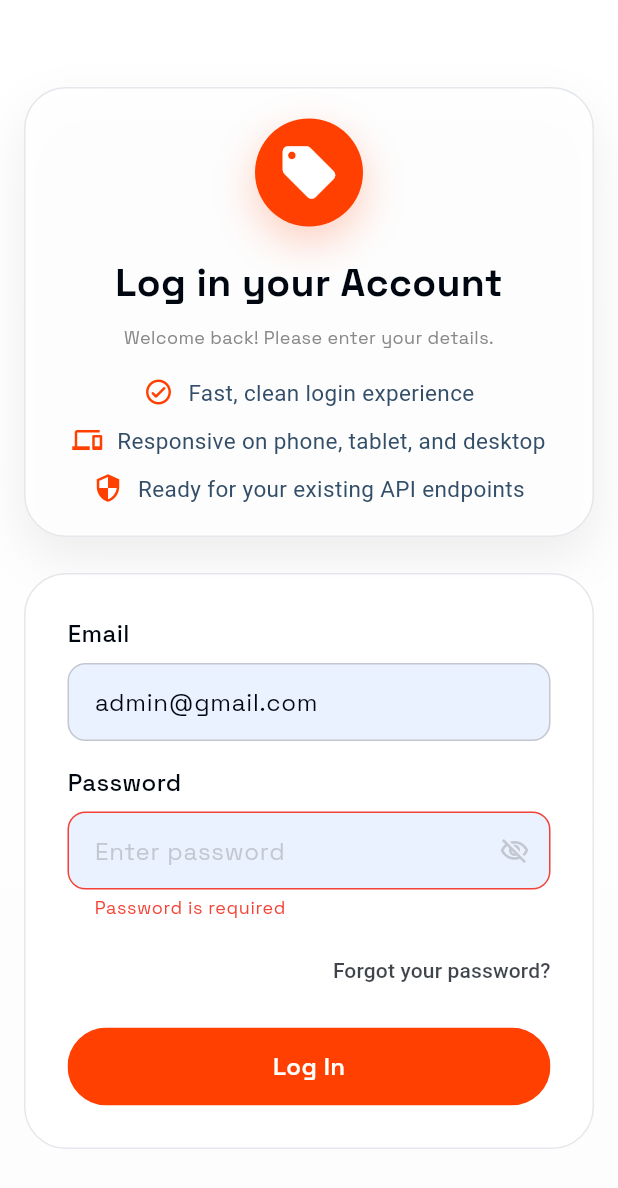
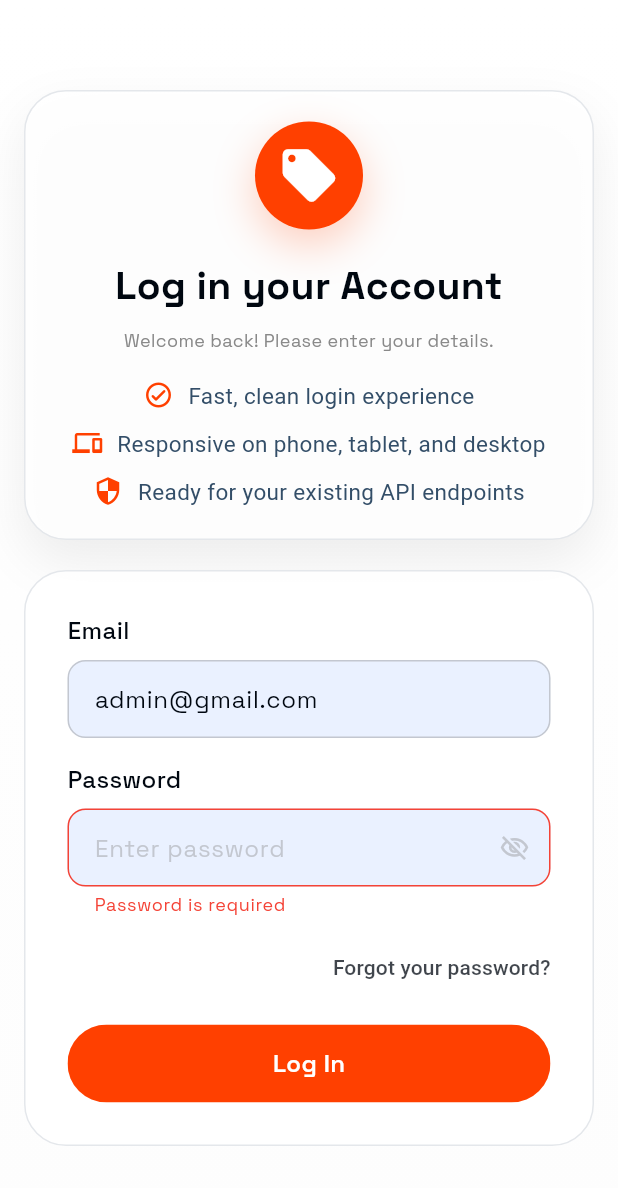
Before and after one commit to Tarikul-Islam-Shykat/local-coupns-flutter-web, a Flutter app: the screen it shows after launch, after a tap on "Log In", on a phone screen of 412 x 824 dp. Shown: the top 1188 px of the screen. Run offline on Flutter 3.47's test engine with Material 3 defaults, Android fonts, the phone set to English and light mode, and no system bars; our stand-ins replace cached_network_image, dio, flutter_screenutil, flutter_secure_storage, get, google_fonts and 3 more; missing offline and left inert: webview_flutter_android, webview_flutter_wkwebview; accounts and stored records are empty.

Commit message:
Add responsive helper

```diff
--- a/lib/features/auth/login/ui/login_page.dart
+++ b/lib/features/auth/login/ui/login_page.dart
@@ -5,6 +5,7 @@ import '../../../../const/app_colors.dart';
 import '../../../../global/app_btn.dart';
 import '../../../../global/custom_snackbar.dart';
 import '../../../../global/custom_text.dart';
+import '../../../../global/responsive.dart';
 import '../../../../global/text_form_field.dart';
 import '../controller/login_controller.dart';
 
@@ -18,32 +19,22 @@ class LoginPage extends GetView<LoginController> {
         children: [
           const Positioned.fill(child: _LoginBackground()),
           SafeArea(
-            child: LayoutBuilder(
-              builder: (context, constraints) {
-                final width = constraints.maxWidth;
-                final isDesktop = width >= 1024;
-                final isTablet = width >= 720 && width < 1024;
-                final horizontalPadding = isDesktop
-                    ? 32.0
-                    : isTablet
-                    ? 24.0
-                    : 16.0;
-                final contentWidth = isDesktop ? 1180.0 : 560.0;
-
+            child: ResponsiveLayout(
+              builder: (context, info) {
                 return Center(
                   child: SingleChildScrollView(
                     padding: EdgeInsets.symmetric(
-                      horizontal: horizontalPadding,
-                      vertical: isDesktop ? 32 : 20,
+                      horizontal: info.horizontalPadding,
+                      vertical: info.verticalPadding,
                     ),
                     child: ConstrainedBox(
-                      constraints: BoxConstraints(maxWidth: contentWidth),
-                      child: isDesktop
+                      constraints: BoxConstraints(maxWidth: info.contentWidth),
+                      child: info.isDesktop
                           ? Row(
                               crossAxisAlignment: CrossAxisAlignment.center,
                               children: [
                                 const Expanded(flex: 5, child: _HeroPanel()),
-                                const SizedBox(width: 28),
+                                SizedBox(width: info.gap),
                                 Expanded(
                                   flex: 5,
                                   child: _FormPanel(controller: controller),
@@ -54,7 +45,7 @@ class LoginPage extends GetView<LoginController> {
                               mainAxisSize: MainAxisSize.min,
                               children: [
                                 const _HeroPanel(compact: true),
-                                const SizedBox(height: 24),
+                                SizedBox(height: info.gap + 8),
                                 _FormPanel(controller: controller),
                               ],
                             ),
--- /dev/null
+++ b/lib/global/responsive.dart
@@ -0,0 +1,95 @@
+import 'package:flutter/material.dart';
+
+enum ResponsiveBreakpoint { mobile, tablet, desktop }
+
+class ResponsiveInfo {
+  const ResponsiveInfo({required this.width, required this.height});
+
+  final double width;
+  final double height;
+
+  bool get isMobile => width < 720;
+
+  bool get isTablet => width >= 720 && width < 1024;
+
+  bool get isDesktop => width >= 1024;
+
+  ResponsiveBreakpoint get breakpoint {
+    if (isDesktop) return ResponsiveBreakpoint.desktop;
+    if (isTablet) return ResponsiveBreakpoint.tablet;
+    return ResponsiveBreakpoint.mobile;
+  }
+
+  double get horizontalPadding => switch (breakpoint) {
+    ResponsiveBreakpoint.mobile => 16,
+    ResponsiveBreakpoint.tablet => 24,
+    ResponsiveBreakpoint.desktop => 32,
+  };
+
+  double get verticalPadding => switch (breakpoint) {
+    ResponsiveBreakpoint.mobile => 20,
+    ResponsiveBreakpoint.tablet => 24,
+    ResponsiveBreakpoint.desktop => 32,
+  };
+
+  double get contentWidth => switch (breakpoint) {
+    ResponsiveBreakpoint.mobile => width,
+    ResponsiveBreakpoint.tablet => 560,
+    ResponsiveBreakpoint.desktop => 1180,
+  };
+
+  double get gap => switch (breakpoint) {
+    ResponsiveBreakpoint.mobile => 12,
+    ResponsiveBreakpoint.tablet => 16,
+    ResponsiveBreakpoint.desktop => 24,
+  };
+
+  T value<T>({required T mobile, T? tablet, T? desktop}) {
+    switch (breakpoint) {
+      case ResponsiveBreakpoint.mobile:
+        return mobile;
+      case ResponsiveBreakpoint.tablet:
+        return tablet ?? mobile;
+      case ResponsiveBreakpoint.desktop:
+        return desktop ?? tablet ?? mobile;
+    }
+  }
+}
+
+class ResponsiveLayout extends StatelessWidget {
+  const ResponsiveLayout({super.key, required this.builder});
+
+  final Widget Function(BuildContext context, ResponsiveInfo info) builder;
+
+  @override
+  Widget build(BuildContext context) {
+    return LayoutBuilder(
+      builder: (context, constraints) {
+        final mediaSize = MediaQuery.sizeOf(context);
+        final width = constraints.maxWidth.isFinite && constraints.maxWidth > 0
+            ? constraints.maxWidth
+            : mediaSize.width;
+
+        return builder(
+          context,
+          ResponsiveInfo(width: width, height: mediaSize.height),
+        );
+      },
+    );
+  }
+}
+
+extension ResponsiveContextX on BuildContext {
+  ResponsiveInfo get responsive => ResponsiveInfo(
+    width: MediaQuery.sizeOf(this).width,
+    height: MediaQuery.sizeOf(this).height,
+  );
+
+  bool get isMobile => responsive.isMobile;
+  bool get isTablet => responsive.isTablet;
+  bool get isDesktop => responsive.isDesktop;
+
+  T responsiveValue<T>({required T mobile, T? tablet, T? desktop}) {
+    return responsive.value(mobile: mobile, tablet: tablet, desktop: desktop);
+  }
+}
```
Also changed, not shown: 4 other files.
